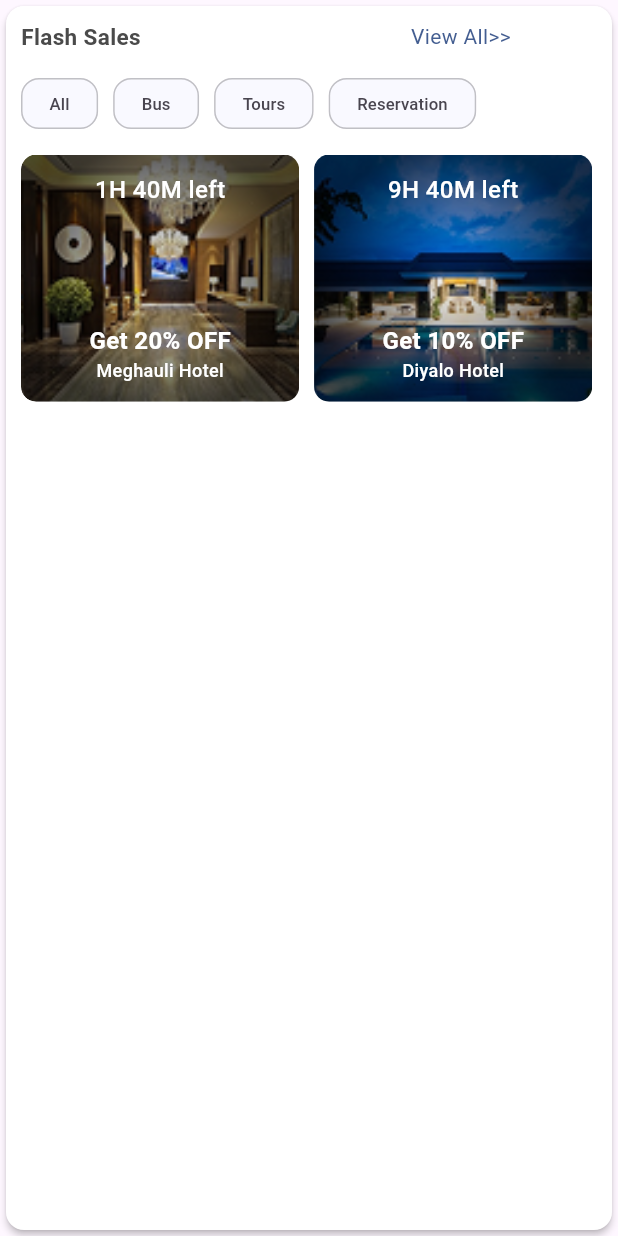
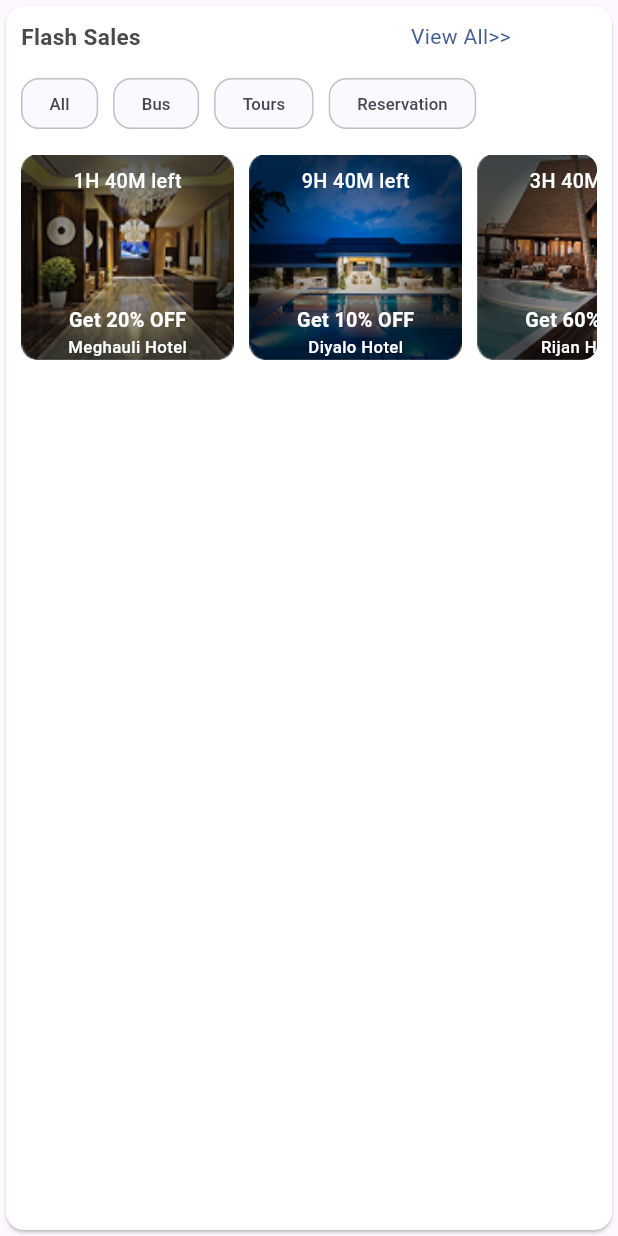
Before and after one commit to Rijan77/bus_sewa, a Flutter app: the FlashSalesMain widget shown alone on an empty page, opened directly, on a phone screen of 412 x 824 dp. Run offline on Flutter 3.47's test engine with Material 3 defaults, Android fonts, the phone set to English and light mode, and no system bars; our stand-ins replace bloc, carousel_slider, equatable, flutter_bloc, flutter_screenutil, flutter_svg and 1 more; network calls fail.

Commit message:
Add padding to the left and right of the card as design

```diff
--- a/lib/app/core/common_widgets/text_style_widget.dart
+++ b/lib/app/core/common_widgets/text_style_widget.dart
@@ -1,4 +1,5 @@
 import 'package:flutter/material.dart';
+import 'package:flutter_screenutil/flutter_screenutil.dart';
 
 class TextStyleWidget{
 
@@ -17,8 +18,8 @@ class TextStyleWidget{
   }
 
   static TextStyle flashSlaesTime(){
-    return const TextStyle(
-      fontSize: 16,
+    return  TextStyle(
+      fontSize: 13.sp,
       fontWeight: FontWeight.w500,
       color: Colors.white
     );
@@ -26,18 +27,18 @@ class TextStyleWidget{
   }
 
   static TextStyle flashSalesOffer(){
-    return const TextStyle(
+    return  TextStyle(
       fontWeight: FontWeight.bold,
       color: Colors.white,
-      fontSize: 16
+      fontSize: 13.sp
     );
   }
 
   static TextStyle flashSlaesHotelName(){
-    return const TextStyle(
+    return  TextStyle(
         fontWeight: FontWeight.w500,
         color: Colors.white,
-        fontSize: 12
+        fontSize: 11.sp
     );
   }
 
--- a/lib/app/feature/dashboard/presentation/widgets/homepage_widgets/blogs_section/blogs_main.dart
+++ b/lib/app/feature/dashboard/presentation/widgets/homepage_widgets/blogs_section/blogs_main.dart
@@ -15,7 +15,7 @@ class _BlogsMainState extends State<BlogsMain> {
   @override
   Widget build(BuildContext context) {
     return Card(
-      elevation: 2,
+      // elevation: 2,
       color: Colors.white,
       child: Column(
         crossAxisAlignment: CrossAxisAlignment.start,
--- a/lib/app/feature/dashboard/presentation/widgets/homepage_widgets/flash_sales/flash_sales_main.dart
+++ b/lib/app/feature/dashboard/presentation/widgets/homepage_widgets/flash_sales/flash_sales_main.dart
@@ -16,7 +16,7 @@ class _FlashSalesMainState extends State<FlashSalesMain> {
   Widget build(BuildContext context) {
     return Card(
       color: Colors.white,
-      elevation: 2,
+      // elevation: 2,
       child: Column(
         crossAxisAlignment: CrossAxisAlignment.start,
         children: [
--- a/lib/app/feature/dashboard/presentation/widgets/homepage_widgets/flash_sales/image_info_section.dart
+++ b/lib/app/feature/dashboard/presentation/widgets/homepage_widgets/flash_sales/image_info_section.dart
@@ -107,8 +107,8 @@ class _ImageInfoSectionState extends State<ImageInfoSection> {
     required String subTitle,
   }) {
     return Container(
-      height: 0.2.sh,
-      width: 0.45.sw,
+      height: 135.sp,
+      width: 140.sp,
       decoration: BoxDecoration(
         borderRadius: BorderRadius.circular(10),
         image: DecorationImage(
@@ -124,7 +124,7 @@ class _ImageInfoSectionState extends State<ImageInfoSection> {
             ),
           ),
           Padding(
-            padding: const EdgeInsets.all(12),
+            padding: const EdgeInsets.only(left: 12, right: 12, top: 8),
             child: Column(
               children: [
                 Center(
@@ -133,11 +133,11 @@ class _ImageInfoSectionState extends State<ImageInfoSection> {
                     style: TextStyleWidget.flashSlaesTime(),
                   ),
                 ),
-                SizedBox(height: 0.094.sh),
+                SizedBox(height: 0.09.sh),
                 Center(
                   child: Text(title, style: TextStyleWidget.flashSalesOffer()),
                 ),
-                const SizedBox(height: 0.003),
+                // const SizedBox(height: 0.003),
                 Center(
                   child: Text(
                     subTitle,
--- a/lib/app/feature/dashboard/presentation/widgets/homepage_widgets/offer_for_you/offer_main.dart
+++ b/lib/app/feature/dashboard/presentation/widgets/homepage_widgets/offer_for_you/offer_main.dart
@@ -16,7 +16,7 @@ class _OfferMainState extends State<OfferMain> {
   Widget build(BuildContext context) {
     return Card(
       color: Colors.white,
-      elevation: 2,
+      elevation: 1,
       child: Column(
         crossAxisAlignment: CrossAxisAlignment.start,
         children: [
--- a/lib/app/feature/dashboard/presentation/widgets/homepage_widgets/promo_code/promo_code.dart
+++ b/lib/app/feature/dashboard/presentation/widgets/homepage_widgets/promo_code/promo_code.dart
@@ -15,7 +15,7 @@ class _PromoCodeState extends State<PromoCode> {
   Widget build(BuildContext context) {
     return Card(
       color: const Color(0xffFFFFFF),
-      elevation: 1,
+      // elevation: 0,
       // child: Container(
       //   width: double.infinity,
       //   height: 320,
--- a/lib/app/feature/dashboard/presentation/widgets/homepage_widgets/recent_seraches/recent_search.dart
+++ b/lib/app/feature/dashboard/presentation/widgets/homepage_widgets/recent_seraches/recent_search.dart
@@ -8,7 +8,7 @@ class RecentSearch extends StatelessWidget {
   @override
   Widget build(BuildContext context) {
     return Card(
-      elevation: 2,
+      // elevation: 2,
       child: Container(
         height: 117.sp,
         width: double.infinity,
--- a/lib/app/feature/dashboard/presentation/widgets/homepage_widgets/socials_shares/socials_shares_main.dart
+++ b/lib/app/feature/dashboard/presentation/widgets/homepage_widgets/socials_shares/socials_shares_main.dart
@@ -14,7 +14,7 @@ class _SocialsSharesMainState extends State<SocialsSharesMain> {
   Widget build(BuildContext context) {
     print("building 2 ");
     return Card(
-      elevation: 2,
+      // elevation: 2,
       color: Colors.white,
       child: Column(
         children: [
@@ -22,7 +22,6 @@ class _SocialsSharesMainState extends State<SocialsSharesMain> {
             padding: const EdgeInsets.symmetric(horizontal: 10, vertical: 10),
             child: Row(
               children: [
-
                 Text(
                   "Socials Shares",
                   style: TextStyleWidget.titleTextStyle(),
```
Also changed, not shown: lib/app/feature/dashboard/presentation/views/homepage.dart (+18 -20 lines), lib/app/feature/dashboard/presentation/widgets/homepage_widgets/offer_for_you/offer_image_section.dart (+10 -10 lines), lib/app/feature/dashboard/presentation/widgets/homepage_widgets/second_header.dart (+6 -5 lines), lib/app/feature/dashboard/presentation/widgets/homepage_widgets/socials_shares/video_section.dart (+18 -10 lines), lib/app/feature/dashboard/presentation/widgets/homepage_widgets/top_header.dart (+5 -3 lines).
